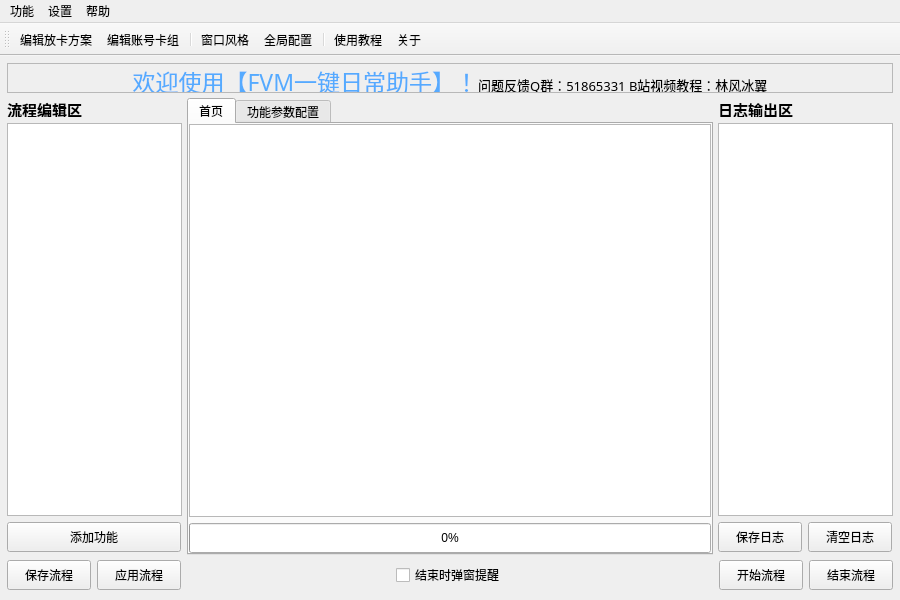
Above: AppImplement/UIFiles/MyMainWindow.ui from LinFeng-BingYi/FVM_Backstage_Assistant_LFBY before the change. Below: the same form after it.
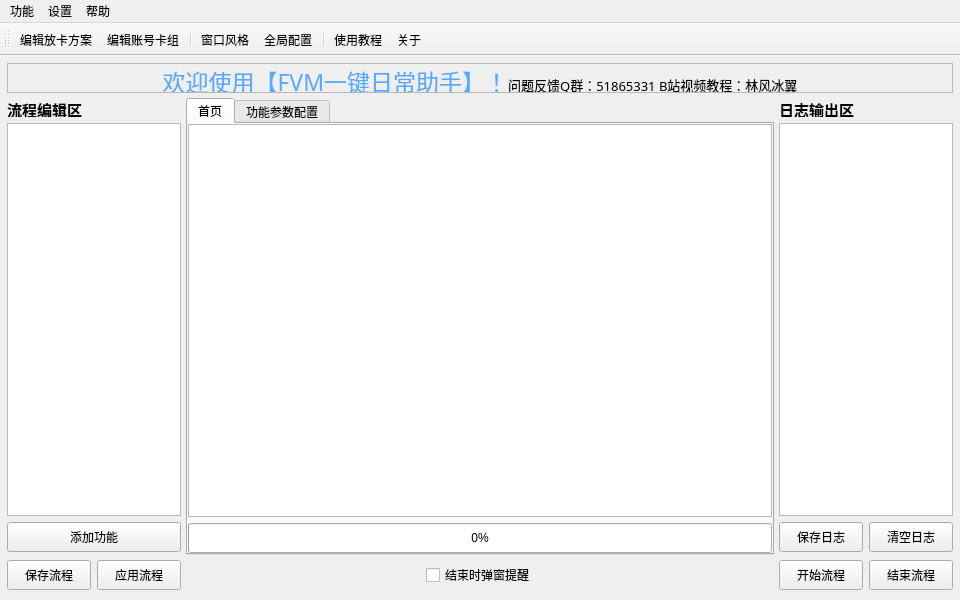
That is the form after the change. Custom widgets are drawn as their Qt base class.

What changed in the file:
```diff
--- a/AppImplement/UIFiles/MyMainWindow.ui
+++ b/AppImplement/UIFiles/MyMainWindow.ui
@@ -6,19 +6,19 @@
    <rect>
     <x>0</x>
     <y>0</y>
-    <width>900</width>
+    <width>960</width>
     <height>600</height>
    </rect>
   </property>
   <property name="minimumSize">
    <size>
-    <width>900</width>
+    <width>960</width>
     <height>600</height>
    </size>
   </property>
   <property name="maximumSize">
    <size>
-    <width>900</width>
+    <width>960</width>
     <height>600</height>
    </size>
   </property>
@@ -166,7 +166,7 @@
            <widget class="QPushButton" name="pushButton_add_flow">
             <property name="minimumSize">
              <size>
-              <width>0</width>
+              <width>174</width>
               <height>30</height>
              </size>
             </property>
@@ -216,7 +216,14 @@
             <number>0</number>
            </property>
            <item>
-            <widget class="QPlainTextEdit" name="plainTextEdit_changelog"/>
+            <widget class="QPlainTextEdit" name="plainTextEdit_changelog">
+             <property name="minimumSize">
+              <size>
+               <width>560</width>
+               <height>0</height>
+              </size>
+             </property>
+            </widget>
            </item>
            <item>
             <widget class="QProgressBar" name="progressBar">
@@ -257,7 +264,14 @@
             <widget class="QWidget" name="widget_business_config" native="true">
              <layout class="QHBoxLayout" name="horizontalLayout_2">
               <item>
-               <widget class="QWidget" name="widget_business_param_area" native="true"/>
+               <widget class="QWidget" name="widget_business_param_area" native="true">
+                <property name="minimumSize">
+                 <size>
+                  <width>530</width>
+                  <height>0</height>
+                 </size>
+                </property>
+               </widget>
               </item>
               <item>
                <widget class="QWidget" name="widget_business_button_area" native="true">
@@ -443,9 +457,17 @@
           </item>
           <item>
            <widget class="QPlainTextEdit" name="plainTextEdit_log">
+            <property name="font">
+             <font>
+              <pointsize>7</pointsize>
+             </font>
+            </property>
             <property name="readOnly">
              <bool>true</bool>
             </property>
+            <property name="plainText">
+             <string/>
+            </property>
            </widget>
           </item>
           <item>
@@ -665,7 +687,7 @@
     <rect>
      <x>0</x>
      <y>0</y>
-     <width>900</width>
+     <width>960</width>
      <height>22</height>
     </rect>
    </property>
```
